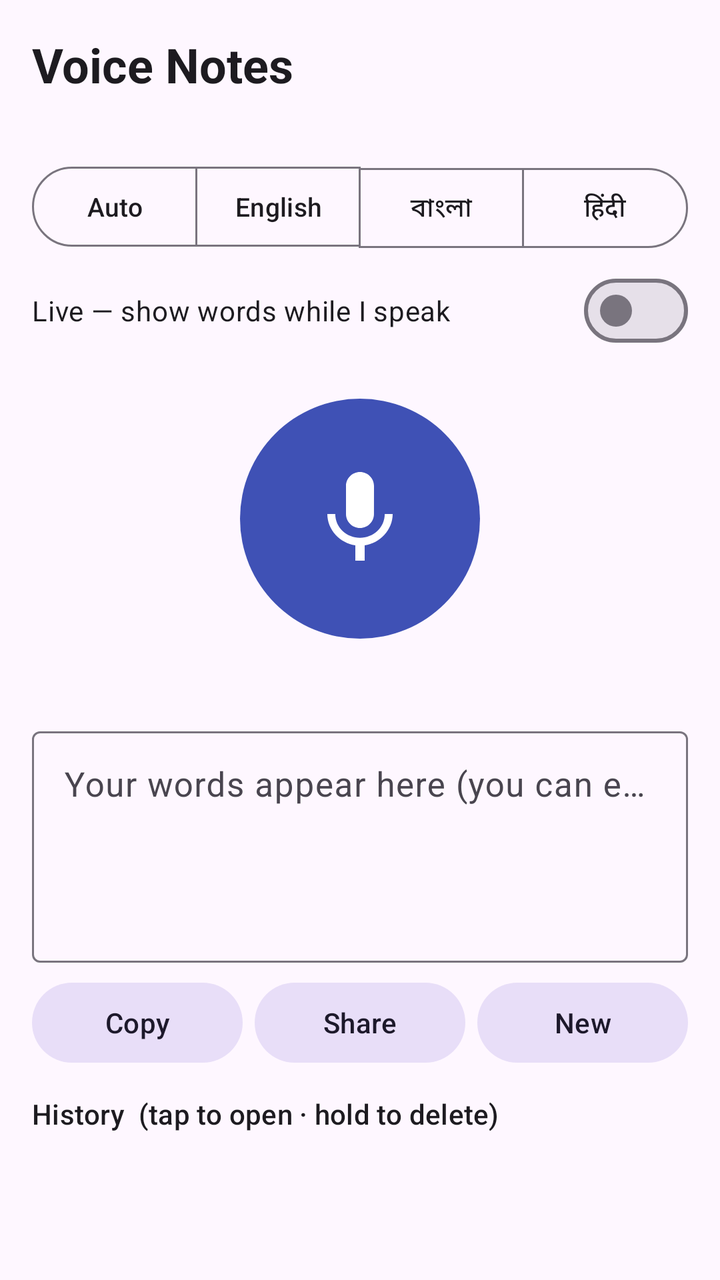
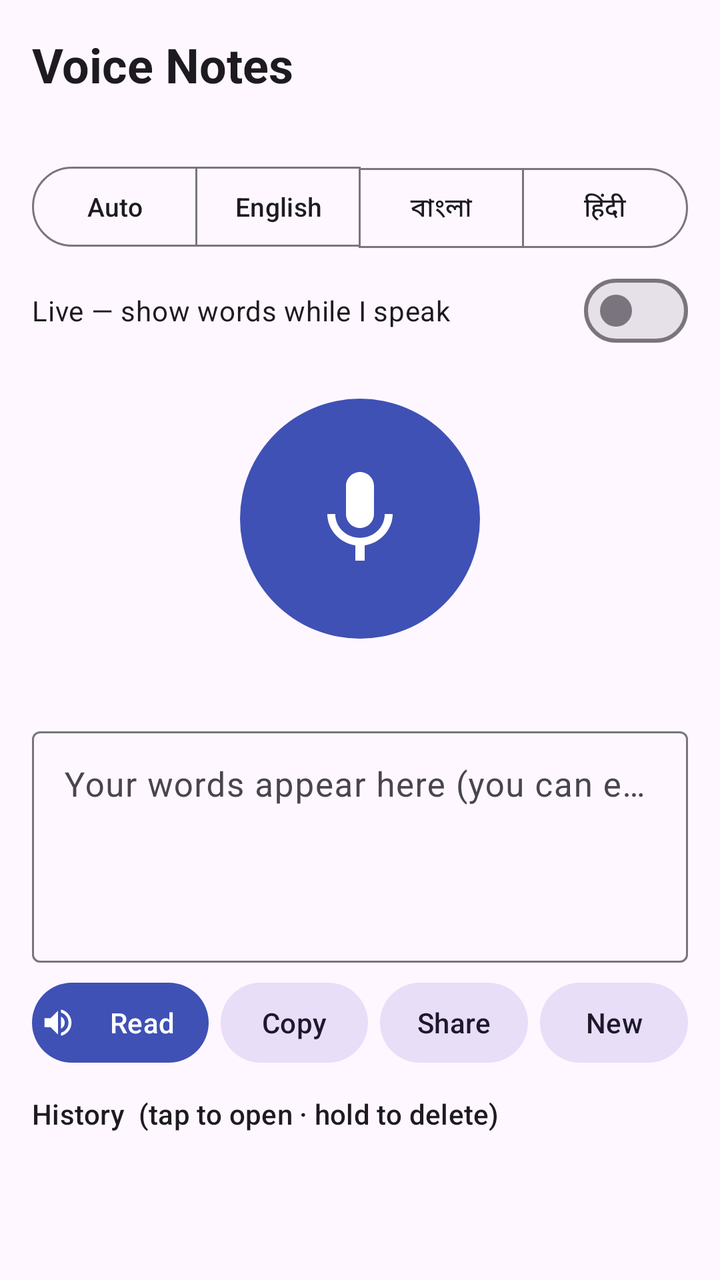

Before-and-after screenshots of an Android layout around one commit, followed by the original layout XML and the change that was made.
<!-- AndroidManifest.xml: application theme Theme.VoiceNotes -->
<!-- res/layout/activity_main.xml -->
<?xml version="1.0" encoding="utf-8"?>
<LinearLayout xmlns:android="http://schemas.android.com/apk/res/android"
    xmlns:app="http://schemas.android.com/apk/res-auto"
    android:layout_width="match_parent"
    android:layout_height="match_parent"
    android:fitsSystemWindows="true"
    android:orientation="vertical"
    android:padding="16dp">

    <TextView
        android:layout_width="wrap_content"
        android:layout_height="wrap_content"
        android:text="@string/app_name"
        android:textAppearance="?attr/textAppearanceHeadlineSmall"
        android:textStyle="bold" />

    <TextView
        android:id="@+id/status"
        android:layout_width="wrap_content"
        android:layout_height="wrap_content"
        android:layout_marginBottom="12dp"
        android:textAppearance="?attr/textAppearanceBodyMedium" />

    <com.google.android.material.button.MaterialButtonToggleGroup
        android:id="@+id/langGroup"
        android:layout_width="match_parent"
        android:layout_height="wrap_content"
        app:selectionRequired="true"
        app:singleSelection="true">

        <Button
            android:id="@+id/langAuto"
            style="?attr/materialButtonOutlinedStyle"
            android:layout_width="0dp"
            android:layout_height="wrap_content"
            android:layout_weight="1"
            android:paddingHorizontal="2dp"
            android:text="Auto"
            android:textSize="13sp" />

        <Button
            android:id="@+id/langEn"
            style="?attr/materialButtonOutlinedStyle"
            android:layout_width="0dp"
            android:layout_height="wrap_content"
            android:layout_weight="1"
            android:paddingHorizontal="2dp"
            android:text="English"
            android:textSize="13sp" />

        <Button
            android:id="@+id/langBn"
            style="?attr/materialButtonOutlinedStyle"
            android:layout_width="0dp"
            android:layout_height="wrap_content"
            android:layout_weight="1"
            android:paddingHorizontal="2dp"
            android:text="বাংলা"
            android:textSize="13sp" />

        <Button
            android:id="@+id/langHi"
            style="?attr/materialButtonOutlinedStyle"
            android:layout_width="0dp"
            android:layout_height="wrap_content"
            android:layout_weight="1"
            android:paddingHorizontal="2dp"
            android:text="हिंदी"
            android:textSize="13sp" />
    </com.google.android.material.button.MaterialButtonToggleGroup>

    <com.google.android.material.materialswitch.MaterialSwitch
        android:id="@+id/liveSwitch"
        android:layout_width="match_parent"
        android:layout_height="wrap_content"
        android:layout_marginTop="4dp"
        android:text="Live — show words while I speak" />

    <com.google.android.material.button.MaterialButton
        android:id="@+id/recordBtn"
        android:layout_width="120dp"
        android:layout_height="120dp"
        android:layout_gravity="center_horizontal"
        android:layout_marginTop="20dp"
        android:insetTop="0dp"
        android:insetBottom="0dp"
        android:padding="0dp"
        app:cornerRadius="60dp"
        app:icon="@drawable/ic_mic"
        app:iconGravity="textStart"
        app:iconPadding="0dp"
        app:iconSize="56dp"
        app:iconTint="#FFFFFF" />

    <TextView
        android:id="@+id/timer"
        android:layout_width="match_parent"
        android:layout_height="wrap_content"
        android:layout_marginTop="10dp"
        android:gravity="center"
        android:textAppearance="?attr/textAppearanceBodyMedium" />

    <com.google.android.material.progressindicator.LinearProgressIndicator
        android:id="@+id/progress"
        android:layout_width="match_parent"
        android:layout_height="wrap_content"
        android:layout_marginTop="8dp"
        android:indeterminate="true"
        android:visibility="gone" />

    <com.google.android.material.textfield.TextInputLayout
        style="?attr/textInputOutlinedStyle"
        android:layout_width="match_parent"
        android:layout_height="wrap_content"
        android:layout_marginTop="12dp"
        android:hint="Your words appear here (you can edit them)">

        <com.google.android.material.textfield.TextInputEditText
            android:id="@+id/resultText"
            android:layout_width="match_parent"
            android:layout_height="wrap_content"
            android:gravity="top|start"
            android:inputType="textMultiLine|textCapSentences"
            android:maxLines="7"
            android:minLines="4"
            android:scrollbars="vertical"
            android:textSize="17sp" />
    </com.google.android.material.textfield.TextInputLayout>

    <LinearLayout
        android:layout_width="match_parent"
        android:layout_height="wrap_content"
        android:layout_marginTop="6dp"
        android:orientation="horizontal">

        <com.google.android.material.button.MaterialButton
            android:id="@+id/copyBtn"
            style="@style/Widget.Material3.Button.TonalButton"
            android:layout_width="0dp"
            android:layout_height="wrap_content"
            android:layout_marginEnd="6dp"
            android:layout_weight="1"
            android:text="Copy" />

        <com.google.android.material.button.MaterialButton
            android:id="@+id/shareBtn"
            style="@style/Widget.Material3.Button.TonalButton"
            android:layout_width="0dp"
            android:layout_height="wrap_content"
            android:layout_marginEnd="6dp"
            android:layout_weight="1"
            android:text="Share" />

        <com.google.android.material.button.MaterialButton
            android:id="@+id/clearBtn"
            style="@style/Widget.Material3.Button.TonalButton"
            android:layout_width="0dp"
            android:layout_height="wrap_content"
            android:layout_weight="1"
            android:text="New" />
    </LinearLayout>

    <TextView
        android:layout_width="wrap_content"
        android:layout_height="wrap_content"
        android:layout_marginTop="12dp"
        android:text="History  (tap to open · hold to delete)"
        android:textAppearance="?attr/textAppearanceTitleSmall" />

    <ListView
        android:id="@+id/historyList"
        android:layout_width="match_parent"
        android:layout_height="0dp"
        android:layout_weight="1" />
</LinearLayout>
<!-- resources referenced by this layout -->
<resources>
  <!-- drawable ic_mic (drawable) -->
  <vector xmlns:android="http://schemas.android.com/apk/res/android"
      android:width="24dp" android:height="24dp"
      android:viewportWidth="24" android:viewportHeight="24"
      android:tint="#FFFFFF">
      <path android:fillColor="#FFFFFF"
          android:pathData="M12,14c1.66,0 2.99,-1.34 2.99,-3L15,5c0,-1.66 -1.34,-3 -3,-3S9,3.34 9,5v6c0,1.66 1.34,3 3,3zM17.3,11c0,3 -2.54,5.1 -5.3,5.1S6.7,14 6.7,11L5,11c0,3.41 2.72,6.23 6,6.72L11,21h2v-3.28c3.28,-0.48 6,-3.3 6,-6.72h-1.7z" />
  </vector>
  <string name="app_name">Voice Notes</string>
  <style name="Theme.VoiceNotes" parent="Theme.Material3.DayNight.NoActionBar">
          <item name="colorPrimary">@color/brand</item>
      </style>
  <color name="brand">#3F51B5</color>
</resources>

<!-- the commit's change to res/layout/activity_main.xml (unified diff, before → after) -->
@@ -134,12 +134,24 @@
         android:orientation="horizontal">
 
         <com.google.android.material.button.MaterialButton
+            android:id="@+id/readBtn"
+            android:layout_width="0dp"
+            android:layout_height="wrap_content"
+            android:layout_marginEnd="6dp"
+            android:layout_weight="1.2"
+            android:paddingHorizontal="4dp"
+            android:text="Read"
+            app:icon="@drawable/ic_speaker"
+            app:iconPadding="4dp" />
+
+        <com.google.android.material.button.MaterialButton
             android:id="@+id/copyBtn"
             style="@style/Widget.Material3.Button.TonalButton"
             android:layout_width="0dp"
             android:layout_height="wrap_content"
             android:layout_marginEnd="6dp"
             android:layout_weight="1"
+            android:paddingHorizontal="4dp"
             android:text="Copy" />
 
         <com.google.android.material.button.MaterialButton
@@ -149,6 +161,7 @@
             android:layout_height="wrap_content"
             android:layout_marginEnd="6dp"
             android:layout_weight="1"
+            android:paddingHorizontal="4dp"
             android:text="Share" />
 
         <com.google.android.material.button.MaterialButton
@@ -157,6 +170,7 @@
             android:layout_width="0dp"
             android:layout_height="wrap_content"
             android:layout_weight="1"
+            android:paddingHorizontal="4dp"
             android:text="New" />
     </LinearLayout>
 
<!-- resource entries referenced after the edit -->
@@ -8,6 +8,13 @@
       <path android:fillColor="#FFFFFF"
           android:pathData="M12,14c1.66,0 2.99,-1.34 2.99,-3L15,5c0,-1.66 -1.34,-3 -3,-3S9,3.34 9,5v6c0,1.66 1.34,3 3,3zM17.3,11c0,3 -2.54,5.1 -5.3,5.1S6.7,14 6.7,11L5,11c0,3.41 2.72,6.23 6,6.72L11,21h2v-3.28c3.28,-0.48 6,-3.3 6,-6.72h-1.7z" />
   </vector>
+  <!-- drawable ic_speaker (drawable) -->
+  <vector xmlns:android="http://schemas.android.com/apk/res/android"
+      android:width="24dp" android:height="24dp"
+      android:viewportWidth="24" android:viewportHeight="24">
+      <path android:fillColor="#FFFFFF"
+          android:pathData="M3,9v6h4l5,5V4L7,9H3zM16.5,12c0,-1.77 -1.02,-3.29 -2.5,-4.03v8.05c1.48,-0.73 2.5,-2.25 2.5,-4.02zM14,3.23v2.06c2.89,0.86 5,3.54 5,6.71s-2.11,5.85 -5,6.71v2.06c4.01,-0.91 7,-4.49 7,-8.77s-2.99,-7.86 -7,-8.77z" />
+  </vector>
   <string name="app_name">Voice Notes</string>
   <style name="Theme.VoiceNotes" parent="Theme.Material3.DayNight.NoActionBar">
           <item name="colorPrimary">@color/brand</item>
